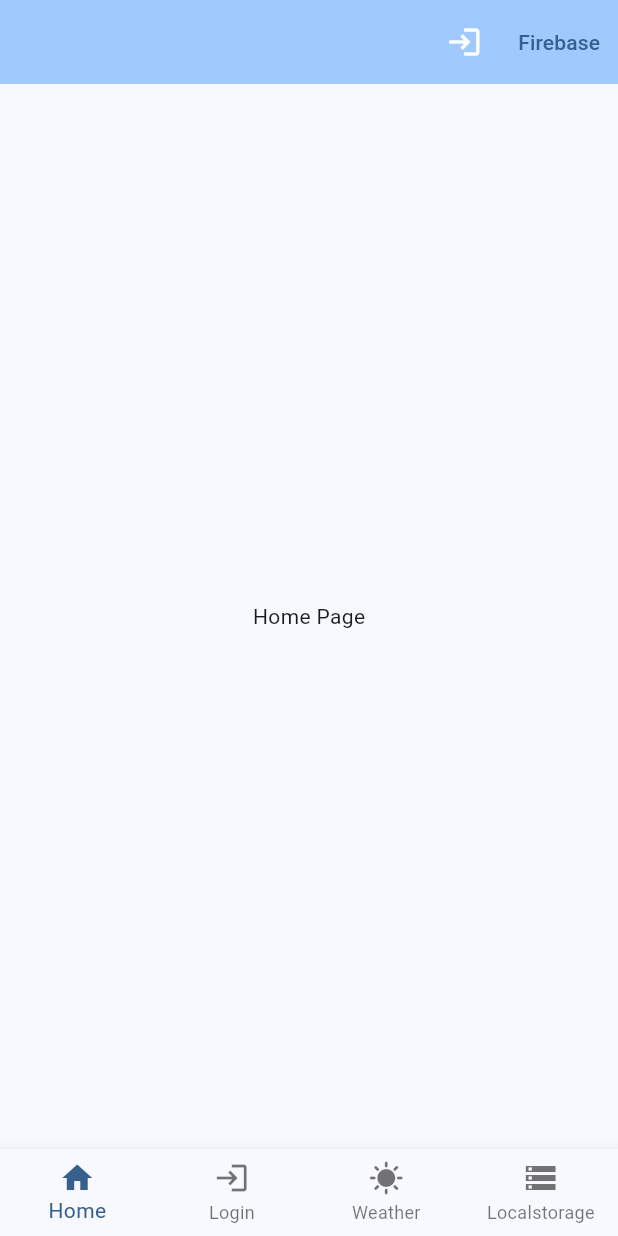
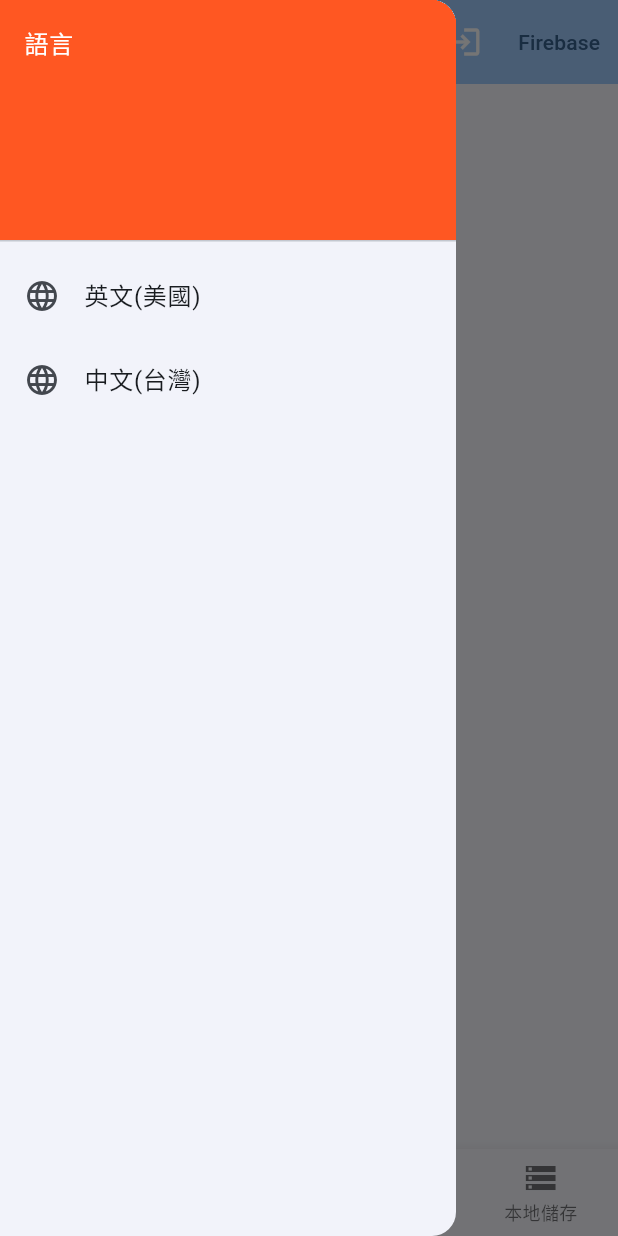
Before and after one commit to david95525/FlutterExample, a Flutter app: the screen it shows after launch, with the side drawer open (before the commit the screen has no drawer), on a phone screen of 412 x 824 dp. Run offline on Flutter 3.47's test engine with Material 3 defaults, Android fonts, the phone set to English and light mode, and no system bars; our stand-ins replace bloc, equatable, firebase_auth, firebase_core, flutter_bloc, font_awesome_flutter and 5 more; missing offline and left inert: cache, flare_splash_screen, flutter_reactive_ble; accounts and stored records are empty; statements that could not run were skipped.

Commit message:
202403217 -add Localization

```diff
--- a/lib/app_index.dart
+++ b/lib/app_index.dart
@@ -1,4 +1,5 @@
 import 'package:flutter/material.dart';
+import 'package:flutter_example/localizations.dart';
 import 'package:flutter_example/my_router.dart';
 import 'package:flutter_example/pages/login/login_page.dart';
 import 'package:flutter_example/pages/weather/weather_page.dart';
@@ -11,13 +12,6 @@ class IndexApp extends StatefulWidget {
 }
 
 class _IndexAppState extends State<IndexApp> {
-//bottomNavigationBar
-  final navigationitems = const [
-    BottomNavigationBarItem(icon: Icon(Icons.home), label: 'Home'),
-    BottomNavigationBarItem(icon: Icon(Icons.login), label: "Login"),
-    BottomNavigationBarItem(icon: Icon(Icons.sunny), label: "Weather"),
-    BottomNavigationBarItem(icon: Icon(Icons.storage), label: "Localstorage"),
-  ];
   int _selectedIndex = 0;
   void _onItemTap(int index) {
     if (index == 3) {
@@ -27,14 +21,26 @@ class _IndexAppState extends State<IndexApp> {
     }
   }
 
-  final _bodyList = [
-    const HomePage(title: "home"),
-    const LoginPage(),
-    const WeatherPage()
-  ];
+  CustomLocalizations localizations = CustomLocalizations();
+  final _bodyList = const [HomePage(), LoginPage(), WeatherPage()];
   final scaffoldKey = GlobalKey<ScaffoldState>();
   @override
   Widget build(BuildContext context) {
+    List<BottomNavigationBarItem> navigationitems = [
+      BottomNavigationBarItem(
+          icon: const Icon(Icons.home),
+          label: CustomLocalizations.of(context)?.text("Home")),
+      BottomNavigationBarItem(
+          icon: const Icon(Icons.login),
+          label: CustomLocalizations.of(context)?.text("Login")),
+      BottomNavigationBarItem(
+          icon: const Icon(Icons.sunny),
+          label: CustomLocalizations.of(context)?.text("Weather")),
+      BottomNavigationBarItem(
+          icon: const Icon(Icons.storage),
+          label: CustomLocalizations.of(context)?.text("Localstorage")),
+    ];
+
     return DefaultTabController(
         length: 2,
         child: Scaffold(
@@ -56,6 +62,40 @@ class _IndexAppState extends State<IndexApp> {
                     child: const Text('Firebase'))
               ],
             ),
+            drawer: Drawer(
+              child: ListView(
+                children: <Widget>[
+                  DrawerHeader(
+                      decoration: const BoxDecoration(color: Colors.deepOrange),
+                      child: Text(
+                        CustomLocalizations.of(context)?.text("language") ?? "",
+                        style: const TextStyle(color: Colors.white),
+                      )),
+                  ListTile(
+                    leading: const Icon(Icons.language),
+                    title: Text(
+                        CustomLocalizations.of(context)?.text("en_us") ??
+                            "English"),
+                    onTap: () {
+                      Navigator.pop(context);
+                      localizations.setLocale(
+                          context, const Locale("en", "US"));
+                    },
+                  ),
+                  ListTile(
+                    leading: const Icon(Icons.language),
+                    title: Text(
+                        CustomLocalizations.of(context)?.text("zh_tw") ??
+                            "Chinese(Taiwan)"),
+                    onTap: () {
+                      Navigator.pop(context);
+                      localizations.setLocale(
+                          context, const Locale("zh", "TW"));
+                    },
+                  )
+                ],
+              ),
+            ),
             bottomNavigationBar: BottomNavigationBar(
                 type: BottomNavigationBarType.fixed,
                 items: navigationitems,
--- /dev/null
+++ b/lib/localizations.dart
@@ -0,0 +1,56 @@
+import 'dart:convert';
+
+import 'package:flutter/material.dart';
+import 'package:flutter/services.dart';
+import 'package:flutter_example/main.dart';
+
+class CustomLocalizationsDelegate
+    extends LocalizationsDelegate<CustomLocalizations> {
+  const CustomLocalizationsDelegate();
+
+  @override
+  bool isSupported(Locale locale) => ['en', 'zh'].contains(locale.languageCode);
+
+  @override
+  Future<CustomLocalizations> load(Locale locale) async {
+    CustomLocalizations localizations = CustomLocalizations(locale: locale);
+    await localizations.loadJson();
+    return localizations;
+  }
+
+  @override
+  bool shouldReload(CustomLocalizationsDelegate old) => false;
+}
+
+class CustomLocalizations {
+  final Locale locale;
+  CustomLocalizations(
+      {this.locale = const Locale.fromSubtags(languageCode: 'zh')});
+
+  late Map<dynamic, dynamic> _localizedValues;
+
+  Future<bool> loadJson() async {
+    String jsonContent = await rootBundle
+        .loadString("locale/${locale.languageCode}_${locale.countryCode}.json");
+    Map<String, dynamic> jsonMap = json.decode(jsonContent);
+    _localizedValues = jsonMap.map((key, value) {
+      return MapEntry(key, value.toString());
+    });
+    _localizedValues = json.decode(jsonContent);
+    return true;
+  }
+
+  static CustomLocalizations? of(BuildContext context) {
+    return Localizations.of<CustomLocalizations>(context, CustomLocalizations);
+  }
+
+  void setLocale(BuildContext context, Locale locale) async {
+    MyApp.setLocale(context, locale);
+  }
+
+  String text(String key) {
+    return _localizedValues[key] ?? '** $key not found';
+  }
+
+  get currentLanguage => locale.languageCode;
+}
--- a/lib/main.dart
+++ b/lib/main.dart
@@ -2,10 +2,12 @@ import 'package:firebase_authentication_repository/index.dart';
 import 'package:firebase_core/firebase_core.dart';
 import 'package:flutter/material.dart';
 import 'package:flutter_bloc/flutter_bloc.dart';
+import 'package:flutter_example/localizations.dart';
 import 'package:flutter_example/pages/firebase/bloc/app_bloc.dart';
 import 'package:flutter_example/pages/firebase/bloc/bloc_observer.dart';
 import 'package:flutter_example/firebase_options.dart';
 import 'package:flutter_example/my_router.dart';
+import 'package:flutter_localizations/flutter_localizations.dart';
 
 Future<void> main() async {
   WidgetsFlutterBinding.ensureInitialized();
@@ -17,21 +19,37 @@ Future<void> main() async {
       firebaseAuthenticationRepository: firebaseAuthenticationRepository));
 }
 
-class MyApp extends StatelessWidget {
+class MyApp extends StatefulWidget {
   const MyApp({
     required FirebaseAuthenticationRepository firebaseAuthenticationRepository,
     super.key,
   }) : _firebaseAuthenticationRepository = firebaseAuthenticationRepository;
 
   final FirebaseAuthenticationRepository _firebaseAuthenticationRepository;
+  @override
+  State<MyApp> createState() => _MyAppState();
+  static void setLocale(BuildContext context, Locale newLocale) {
+    _MyAppState? state = context.findAncestorStateOfType<_MyAppState>();
+    state!.changeLocale(newLocale);
+  }
+}
+
+class _MyAppState extends State<MyApp> {
+  Locale _locale = const Locale("zh", "TW");
+  void changeLocale(Locale locale) {
+    setState(() {
+      _locale = locale;
+    });
+  }
 
   @override
   Widget build(BuildContext context) {
     return RepositoryProvider.value(
-        value: _firebaseAuthenticationRepository,
+        value: widget._firebaseAuthenticationRepository,
         child: BlocProvider(
             create: (_) => AppBloc(
-                  authenticationRepository: _firebaseAuthenticationRepository,
+                  authenticationRepository:
+                      widget._firebaseAuthenticationRepository,
                 ),
             child: MaterialApp(
               title: 'flutter_example',
@@ -42,6 +60,16 @@ class MyApp extends StatelessWidget {
                 colorScheme: ColorScheme.fromSeed(seedColor: Colors.blue),
                 useMaterial3: true,
               ),
+              localizationsDelegates: const [
+                CustomLocalizationsDelegate(),
+                GlobalMaterialLocalizations.delegate,
+                GlobalWidgetsLocalizations.delegate,
+              ],
+              supportedLocales: const [
+                Locale('en', 'US'),
+                Locale('zh', 'TW'),
+              ],
+              locale: _locale,
             )));
   }
 }
--- a/lib/pages/home/home_page.dart
+++ b/lib/pages/home/home_page.dart
@@ -1,9 +1,8 @@
 import 'package:flutter/material.dart';
+import 'package:flutter_example/localizations.dart';
 
 class HomePage extends StatefulWidget {
-  const HomePage({super.key, required this.title});
-
-  final String title;
+  const HomePage({super.key});
 
   @override
   State<HomePage> createState() => _HomePageState();
@@ -16,7 +15,11 @@ class _HomePageState extends State<HomePage> {
     return DefaultTabController(
         length: tabList.length,
         child: Scaffold(
-            key: scaffoldKey, body: const Center(child: Text('Home Page'))));
+            key: scaffoldKey,
+            body: Center(
+                child: Text(
+                    CustomLocalizations.of(context)?.text('home_title') ??
+                        ''))));
   }
 }
 
--- /dev/null
+++ b/locale/zh_TW.json
@@ -0,0 +1,13 @@
+{
+  "en_us":"英文(美國)",
+  "zh_tw":"中文(台灣)",
+  "home_title": "首頁頁面",
+  "Home":"首頁",
+  "Weather":"天氣",
+  "Login": "登入",
+  "Localstorage":"本地儲存",
+  "language":"語言",
+  "averagetemp":"平均氣溫",
+  "welcome_to": "歡迎使用",
+  "sign_up": "註冊"
+}
--- a/pubspec.yaml
+++ b/pubspec.yaml
@@ -29,6 +29,8 @@ environment:
 # versions available, run `flutter pub outdated`.
 dependencies:
   flutter:
+    sdk: flutter
+  flutter_localizations:
     sdk: flutter
   firebase_authentication_repository:
     path: packages/firebase_authentication_repository
@@ -82,7 +84,8 @@ flutter:
   # To add assets to your application, add an assets section, like this:
   assets:
   - assets/
-
+  - locale/zh_TW.json
+  - locale/en_US.json
 
   # An image asset can refer to one or more resolution-specific "variants", see
   # https://flutter.dev/assets-and-images/#resolution-aware
```
Also changed, not shown: lib/app_member.dart (+0 -33 lines), lib/pages/weather/weather_page.dart (+4 -3 lines), locale/en_US.json (added, +13 -0 lines), pubspec.lock, 1 other file.
